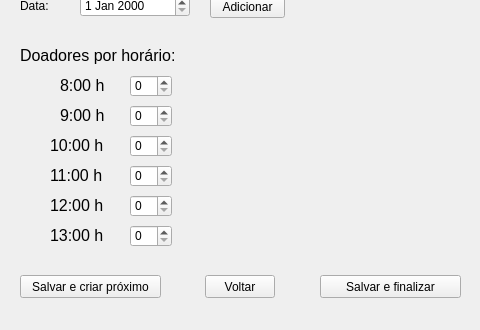
First picture: the form in dev/sangueDaUFRJ/newdrive.ui, repository lucasdepaula/sbvbproject, before the edit; both pictures show x 0 to 480 and y 155 to 485 of the 480 by 485 pixel window.
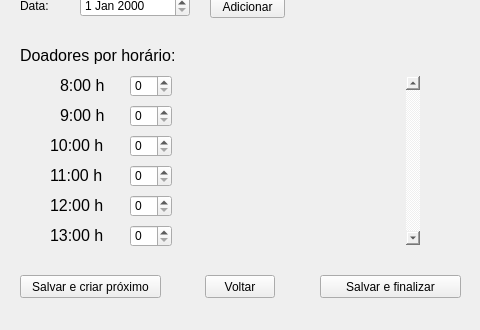
Second picture: the form after the edit. Icons and pictures are not drawn.

Commit message: Just commiting in case...

Diff of the .ui file:
```diff
--- a/dev/sangueDaUFRJ/newdrive.ui
+++ b/dev/sangueDaUFRJ/newdrive.ui
@@ -298,6 +298,9 @@
     <property name="styleSheet">
      <string notr="true">background: transparent;</string>
     </property>
+    <property name="verticalScrollBarPolicy">
+     <enum>Qt::ScrollBarAlwaysOn</enum>
+    </property>
    </widget>
    <widget class="QSpinBox" name="spinBox">
     <property name="geometry">
```
The commit also changes 2 other files.
